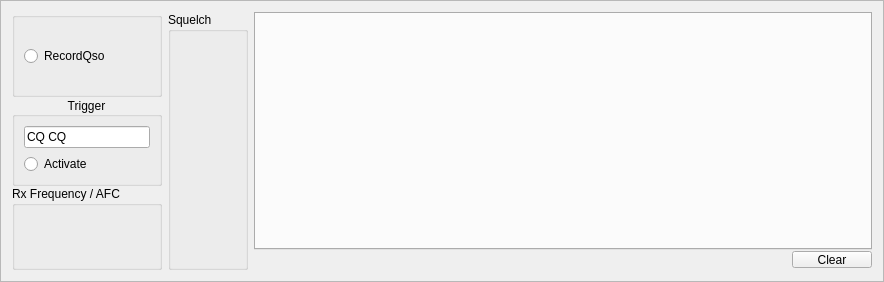
dl1ksv/linpsk, file trunk/gui/crxdisplay.ui: the form before one commit.
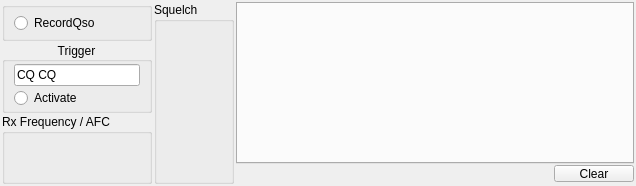
The form after the commit. Custom widgets are drawn as their Qt base class.

What changed in the file:
```diff
--- a/trunk/gui/crxdisplay.ui
+++ b/trunk/gui/crxdisplay.ui
@@ -6,20 +6,29 @@
    <rect>
     <x>0</x>
     <y>0</y>
-    <width>884</width>
-    <height>282</height>
+    <width>636</width>
+    <height>186</height>
    </rect>
   </property>
   <property name="windowTitle">
    <string/>
   </property>
   <property name="frameShape">
-   <enum>QFrame::StyledPanel</enum>
+   <enum>QFrame::NoFrame</enum>
   </property>
   <property name="frameShadow">
-   <enum>QFrame::Raised</enum>
+   <enum>QFrame::Plain</enum>
+  </property>
+  <property name="lineWidth">
+   <number>0</number>
   </property>
   <layout class="QGridLayout" name="gridLayout" columnstretch="0,0,1" columnminimumwidth="150,0,0">
+   <property name="margin">
+    <number>2</number>
+   </property>
+   <property name="spacing">
+    <number>2</number>
+   </property>
    <item row="0" column="2">
     <layout class="QVBoxLayout" name="verticalLayout_2">
      <property name="spacing">
@@ -52,7 +61,7 @@
          <property name="minimumSize">
           <size>
            <width>0</width>
-           <height>15</height>
+           <height>13</height>
           </size>
          </property>
          <property name="maximumSize">
@@ -73,7 +82,7 @@
    <item row="0" column="0">
     <layout class="QVBoxLayout" name="verticalLayout">
      <property name="spacing">
-      <number>0</number>
+      <number>1</number>
      </property>
      <property name="sizeConstraint">
       <enum>QLayout::SetDefaultConstraint</enum>
@@ -83,13 +92,25 @@
        <property name="minimumSize">
         <size>
          <width>0</width>
-         <height>40</height>
+         <height>30</height>
         </size>
        </property>
        <property name="title">
         <string/>
        </property>
        <layout class="QGridLayout" name="gridLayout_2">
+        <property name="leftMargin">
+         <number>9</number>
+        </property>
+        <property name="topMargin">
+         <number>2</number>
+        </property>
+        <property name="rightMargin">
+         <number>2</number>
+        </property>
+        <property name="bottomMargin">
+         <number>2</number>
+        </property>
         <item row="0" column="0">
          <widget class="QRadioButton" name="recordActivate">
           <property name="text">
@@ -115,6 +136,15 @@
         <set>Qt::AlignCenter</set>
        </property>
        <layout class="QVBoxLayout" name="verticalLayout_3">
+        <property name="spacing">
+         <number>2</number>
+        </property>
+        <property name="topMargin">
+         <number>2</number>
+        </property>
+        <property name="bottomMargin">
+         <number>2</number>
+        </property>
         <item>
          <widget class="QLineEdit" name="TriggerText">
           <property name="minimumSize">
```
